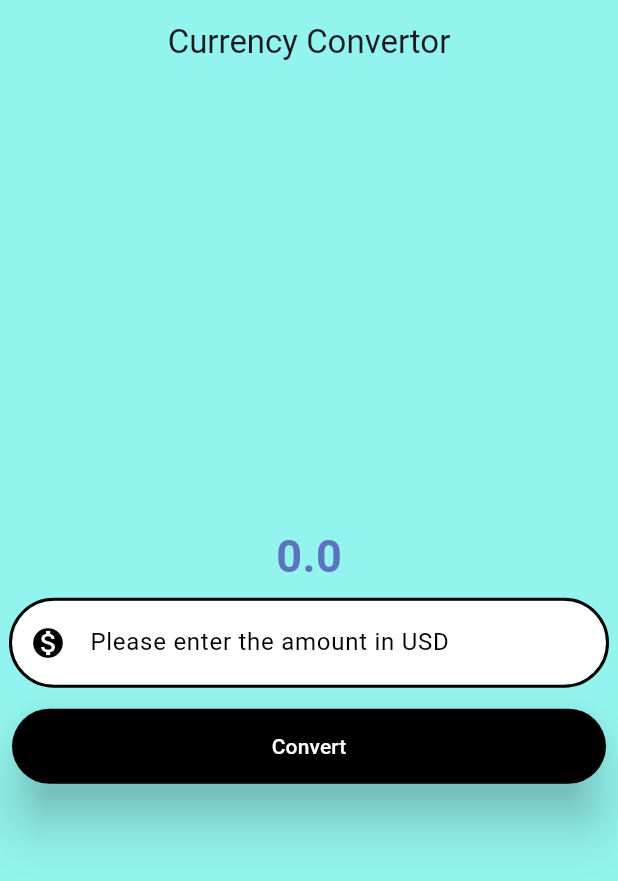
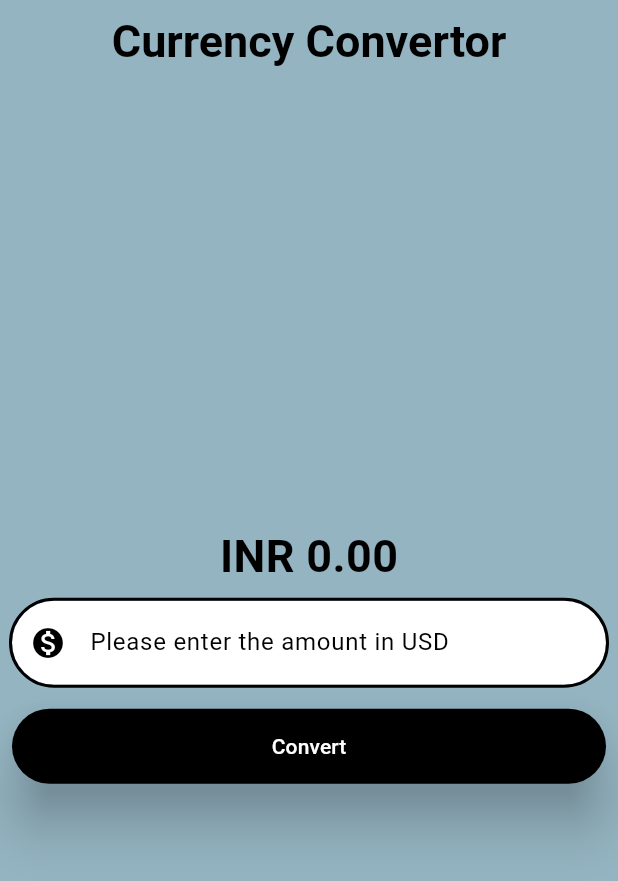
Before and after one commit to shinitks/Currency_Convertor, a Flutter app: the screen it shows after launch, after a tap on "Convert", on a phone screen of 412 x 824 dp. Shown: the top 881 px of the screen. Run offline on Flutter 3.47's test engine with Material 3 defaults, Android fonts, the phone set to English and light mode, and no system bars; Roboto replaces fonts that are missing (San Francisco).

Commit message:
Almost completed

```diff
--- a/lib/currency_convertor_material_page.dart
+++ b/lib/currency_convertor_material_page.dart
@@ -29,23 +29,23 @@ class _CurrencyConvertorMaterialPageState
     return Scaffold(
       backgroundColor: const Color.fromRGBO(0, 0, 0, 1),
       appBar: AppBar(
-        backgroundColor: Color.fromARGB(255, 147, 244, 239),
+        backgroundColor: Color.fromRGBO(148, 180, 193, 1),
         elevation: 0,
-        title: const Text('Currency Convertor'),
+        title: const Text('Currency Convertor',style: TextStyle(color: Color.fromRGBO(0, 0, 0, 1),fontSize: 30,fontWeight: FontWeight.bold,fontFamily: 'San Francisco',),),
         centerTitle: true,
       ),
       body: Center(
         child: ColoredBox(
-          color: const Color.fromARGB(255, 147, 244, 239),
+          color: const Color.fromRGBO(148, 180, 193, 1),
           child: Column(
             mainAxisAlignment: MainAxisAlignment.center,
             children: [
               Text(
-                result.toString(),
+                'INR ${result.toStringAsFixed(2)}',
                 style: const TextStyle(
                   fontSize: 30,
                   fontWeight: FontWeight.bold,
-                  color: Color.fromRGBO(92, 115, 190, 1),
+                  color: Color.fromRGBO(0, 0, 0, 1),
                 ),
               ),
 
@@ -76,7 +76,7 @@ class _CurrencyConvertorMaterialPageState
                 child: ElevatedButton(
                   onPressed: () {
                     setState(() {
-                      result = double.parse(textEditingController.text) * 81;
+                      result = double.parse(textEditingController.text) * 85.07;
                     });
                     if (kDebugMode) {
                       print(textEditingController.text);
```
